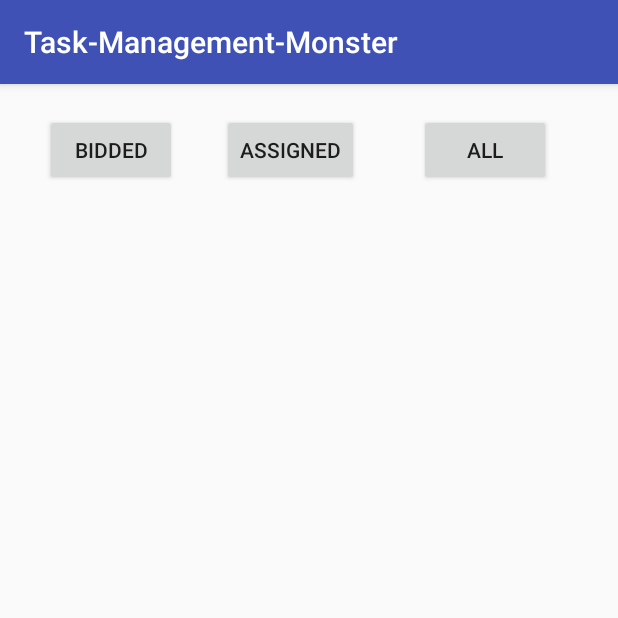
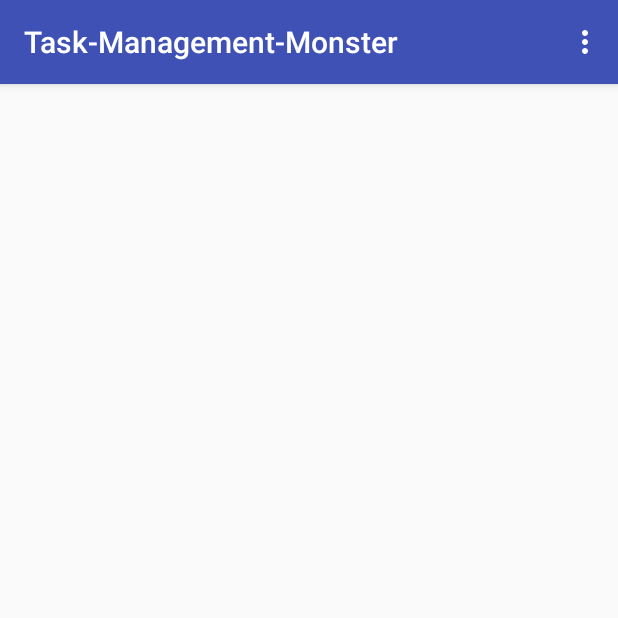
Before and after one commit to CMPUT301W18T08/Task-Management-Monster, an Android app: the MyTaskActivity screen opened directly, with no data from a screen before it, on a phone screen of 412 x 824 dp, the top half of it. Run offline under Robolectric (Android 15) with nearby library versions, the phone set to English and light mode, and no system bars; 4 statements that could not run were skipped.

Commit message:
my job done

```diff
--- a/app/src/main/java/com/example/yanghanwen/taskmanagementmonster/ThreeGridsAdapter.java
+++ b/app/src/main/java/com/example/yanghanwen/taskmanagementmonster/ThreeGridsAdapter.java
@@ -48,9 +48,9 @@ public class ThreeGridsAdapter extends BaseAdapter {
         TextView taskStatus3 = (TextView)v.findViewById(R.id.taskStatus3);
         TextView taskBid3 = (TextView)v.findViewById(R.id.taskBid3);
 
-        taskTitle3.setText(mTaskList.get(i).getTaskname());
-        taskStatus3.setText(mTaskList.get(i).getStatus());
-        taskBid3.setText(Double.toString(mTaskList.get(i).getLowestBid()));
+        taskTitle3.setText("Title: "+mTaskList.get(i).getTaskname());
+        taskStatus3.setText("Status: "+mTaskList.get(i).getStatus());
+        taskBid3.setText("Lowest Bid: "+Double.toString(mTaskList.get(i).getLowestBid()));
 
         return v;
     }
--- a/app/src/main/java/com/example/yanghanwen/taskmanagementmonster/TwoGridsAdapter.java
+++ b/app/src/main/java/com/example/yanghanwen/taskmanagementmonster/TwoGridsAdapter.java
@@ -50,8 +50,8 @@ public class TwoGridsAdapter extends BaseAdapter {
         TextView taskTitle2 = (TextView)v.findViewById(R.id.taskTitle2);
         TextView taskStatus2 = (TextView)v.findViewById(R.id.taskStatus2);
 
-        taskTitle2.setText(mTaskList.get(i).getTaskname());
-        taskStatus2.setText(mTaskList.get(i).getStatus());
+        taskTitle2.setText("Title: "+mTaskList.get(i).getTaskname());
+        taskStatus2.setText("Status: "+mTaskList.get(i).getStatus());
 
         return v;
     }
--- a/app/src/main/res/layout/activity_my_task.xml
+++ b/app/src/main/res/layout/activity_my_task.xml
@@ -6,38 +6,6 @@
     android:layout_height="match_parent"
     android:orientation="vertical"
     tools:context="com.example.yanghanwen.taskmanagementmonster.MyTaskActivity">
-
-
-    <LinearLayout
-        android:layout_width="wrap_content"
-        android:layout_height="wrap_content"
-        android:orientation="horizontal">
-
-        <Button
-            android:id="@+id/biddingBtn"
-            android:layout_width="wrap_content"
-            android:layout_height="wrap_content"
-            android:layout_marginLeft="30dp"
-            android:layout_marginTop="20dp"
-            android:text="Bidded" />
-
-        <Button
-            android:layout_width="wrap_content"
-            android:layout_height="wrap_content"
-            android:id="@+id/assignedBtn"
-            android:text="assigned"
-            android:layout_marginTop="20dp"
-            android:layout_marginLeft="30dp"/>
-
-        <Button
-            android:layout_width="wrap_content"
-            android:layout_height="wrap_content"
-            android:id="@+id/allBtn"
-            android:text="All"
-            android:layout_marginTop="20dp"
-            android:layout_marginLeft="40dp"/>
-
-    </LinearLayout>
 
     <ListView
         android:id="@+id/RequesterTask"
--- /dev/null
+++ b/app/src/main/res/menu/mytask_menu.xml
@@ -0,0 +1,18 @@
+<?xml version="1.0" encoding="utf-8"?>
+<menu xmlns:android="http://schemas.android.com/apk/res/android">
+
+    <item
+        android:id="@+id/assignedItem"
+        android:title="Assigned"
+        />
+    <item
+        android:id="@+id/biddedItem"
+        android:title="Bidded"
+        />
+    <item
+        android:id="@+id/allItem"
+        android:title="All"
+        />
+
+
+</menu>
```
Also changed, not shown: app/src/main/java/com/example/yanghanwen/taskmanagementmonster/FiveGridsAdapter.java (+5 -5 lines), app/src/main/java/com/example/yanghanwen/taskmanagementmonster/FourGridsAdapter.java (+4 -4 lines), app/src/main/java/com/example/yanghanwen/taskmanagementmonster/FourGridsProviderAdapter.java (+4 -4 lines), app/src/main/java/com/example/yanghanwen/taskmanagementmonster/MyTaskActivity.java (+172 -169 lines), app/src/main/res/layout/mytask_adpter_view_layout_2grids.xml (+7 -6 lines), app/src/main/res/layout/mytask_adpter_view_layout_3grids.xml (+8 -8 lines), app/src/main/res/layout/mytask_adpter_view_layout_4grids.xml (+10 -10 lines), app/src/main/res/layout/mytask_adpter_view_layout_4grids_provider.xml (+10 -10 lines), app/src/main/res/layout/mytask_adpter_view_layout_5grids.xml (+12 -12 lines), 1 other file.
